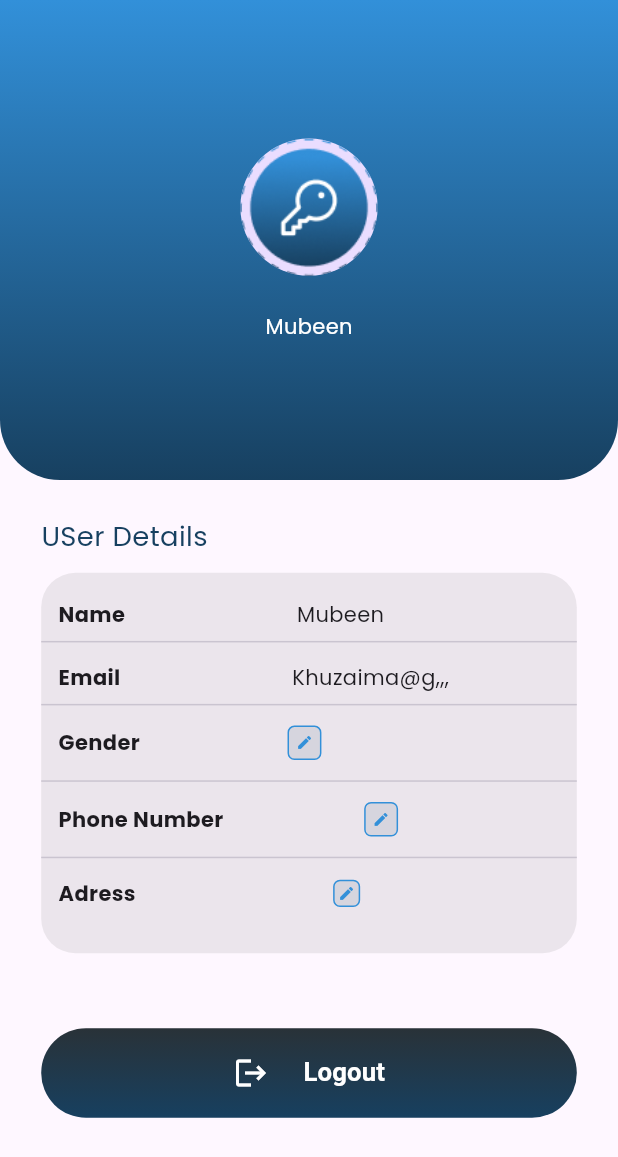
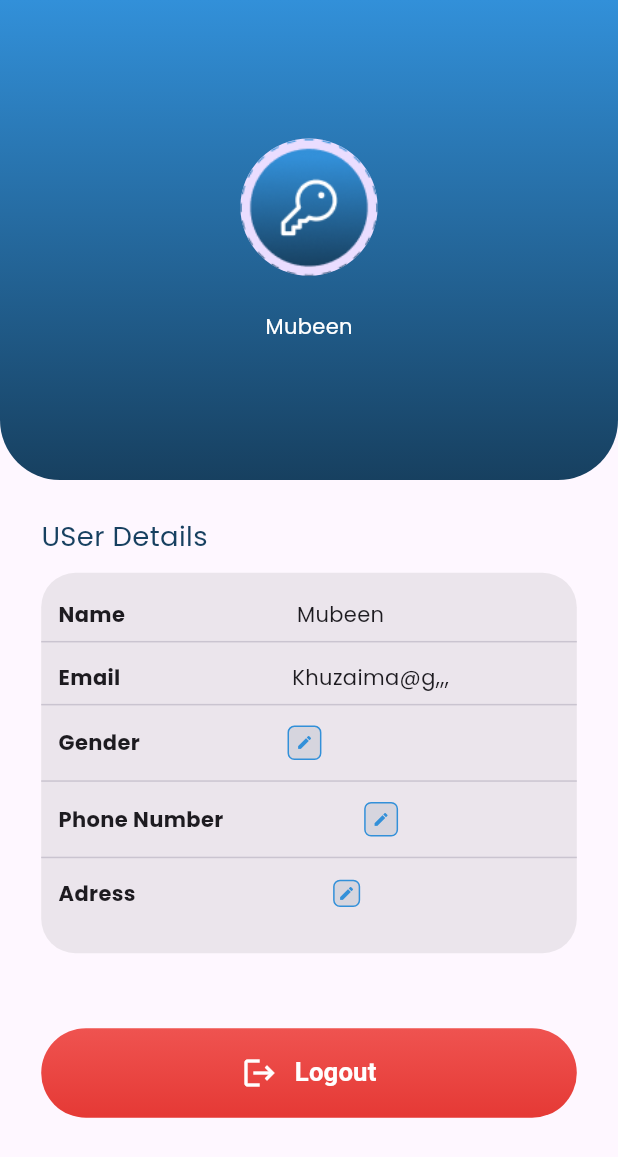
Before and after one commit to mubeenflutterdev/CodeSync, a Flutter app: the ProfileScreen screen opened by its route, on a phone screen of 412 x 824 dp. Shown: the top 1157 px of the screen. Run offline on Flutter 3.47's test engine with Material 3 defaults, Android fonts, the phone set to English and light mode, and no system bars; our stand-ins replace cloud_firestore, firebase_auth, firebase_core, flashy_tab_bar2, flutter_screenutil, flutter_svg and 6 more; accounts and stored records are empty.

```diff
--- /dev/null
+++ b/lib/model/user_model.dart
@@ -0,0 +1,52 @@
+// models/user_model.dart
+import 'package:cloud_firestore/cloud_firestore.dart';
+
+class UserModel {
+  final String uid;
+  final String fullName;
+  final String email;
+  final String? phone;
+  final String? gender;
+  final String? address;
+  final String? profileImage;
+  final DateTime createdAt;
+
+  UserModel({
+    required this.uid,
+    required this.fullName,
+    required this.email,
+    this.phone,
+    this.gender,
+    this.address,
+    this.profileImage,
+    required this.createdAt,
+  });
+
+  // 🔁 Convert Firestore Document to Dart Object
+  factory UserModel.fromFireStore(Map<String, dynamic> map) {
+    return UserModel(
+      uid: map['uid'],
+      fullName: map['fullName'],
+      email: map['email'],
+      phone: map['phone'],
+      gender: map['gender'],
+      address: map['address'],
+      profileImage: map['profileImage'],
+      createdAt: (map['createdAt'] as Timestamp).toDate(),
+    );
+  }
+
+  // 🔁 Convert Dart Object to Firestore Document
+  Map<String, dynamic> toFireStore() {
+    return {
+      'uid': uid,
+      'fullName': fullName,
+      'email': email,
+      'phone': phone,
+      'gender': gender,
+      'address': address,
+      'profileImage': profileImage,
+      'createdAt': createdAt,
+    };
+  }
+}
--- a/lib/presentation/user_view/profile_view/profile_screen.dart
+++ b/lib/presentation/user_view/profile_view/profile_screen.dart
@@ -2,8 +2,10 @@
 
 import 'package:codesync/const/app_colors.dart';
 import 'package:codesync/const/app_images.dart';
+import 'package:codesync/provider/feature_provider/auth_provider.dart';
 import 'package:codesync/provider/feature_provider/profile_provider.dart';
 import 'package:codesync/widgets/buttons/button_component.dart';
+import 'package:firebase_auth/firebase_auth.dart';
 import 'package:flutter/material.dart';
 import 'package:flutter_screenutil/flutter_screenutil.dart';
 import 'package:intl_phone_field/intl_phone_field.dart';
@@ -45,10 +47,16 @@ class _ProfileScreenState extends State<ProfileScreen> {
             SizedBox(height: 50),
             Padding(
               padding: EdgeInsets.symmetric(horizontal: 24.w),
-              child: ButtonComponent(
-                text: 'Logout',
-                onTap: () {},
-                isLogoutButton: true,
+              child: Consumer<AuthentactionProvider>(
+                builder: (context, proivder, child) {
+                  return ButtonComponent(
+                    text: 'Logout',
+                    onTap: () {
+                      proivder.signOut(context);
+                    },
+                    isLogoutButton: true,
+                  );
+                },
               ),
             ),
           ],
--- a/lib/widgets/buttons/button_component.dart
+++ b/lib/widgets/buttons/button_component.dart
@@ -1,14 +1,15 @@
-// ignore_for_file: must_be_immutable
-
 import 'package:codesync/const/app_colors.dart';
+import 'package:codesync/provider/feature_provider/auth_provider.dart';
 import 'package:flutter/material.dart';
 import 'package:flutter_screenutil/flutter_screenutil.dart';
+import 'package:provider/provider.dart';
 
 class ButtonComponent extends StatelessWidget {
-  String text;
-  VoidCallback onTap;
-  bool isLogoutButton;
-  ButtonComponent({
+  final String text;
+  final VoidCallback onTap;
+  final bool isLogoutButton;
+
+  const ButtonComponent({
     super.key,
     required this.text,
     required this.onTap,
@@ -18,8 +19,17 @@ class ButtonComponent extends StatelessWidget {
   @override
   Widget build(BuildContext context) {
     final theme = Theme.of(context);
+    final authProvider = Provider.of<AuthentactionProvider>(context);
+
+    final isLoading =
+        authProvider.isSignInLoading || authProvider.isSignUpLoading;
+
     return GestureDetector(
-      onTap: onTap,
+      onTap: () {
+        if (!isLoading) {
+          onTap(); // ✅ Only allow onTap if not loading
+        }
+      },
       child: Container(
         width: double.infinity,
         height: 50.h,
@@ -27,19 +37,19 @@ class ButtonComponent extends StatelessWidget {
           gradient: LinearGradient(
             begin: Alignment.topCenter,
             end: Alignment.bottomCenter,
-            colors: [Color.fromARGB(255, 41, 50, 56), Color(0xff174060)],
+            colors: isLogoutButton
+                ? [Colors.red.shade400, Colors.red.shade600]
+                : [Color.fromARGB(255, 41, 50, 56), Color(0xff174060)],
           ),
           borderRadius: BorderRadius.circular(50.r),
         ),
         child: Center(
-          child: isLogoutButton == true
-              ? Center(
-                  child: Row(
+          child: isLogoutButton
+              ? Row(
                   mainAxisAlignment: MainAxisAlignment.center,
                   children: [
                     Icon(Icons.logout, color: AppColors.white),
-                      SizedBox(width: 20.w),
-
+                    SizedBox(width: 10.w),
                     Text(
                       text,
                       style: theme.textTheme.titleSmall!.copyWith(
@@ -47,6 +57,14 @@ class ButtonComponent extends StatelessWidget {
                       ),
                     ),
                   ],
+                )
+              : isLoading
+              ? SizedBox(
+                  width: 24.w,
+                  height: 24.w,
+                  child: CircularProgressIndicator(
+                    strokeWidth: 2,
+                    valueColor: AlwaysStoppedAnimation<Color>(Colors.white),
                   ),
                 )
               : Text(
--- a/pubspec.yaml
+++ b/pubspec.yaml
@@ -47,6 +47,9 @@ dependencies:
   flutter_svg: ^2.2.0
   firebase_core: ^3.15.2
   firebase_auth: ^5.7.0
+  cloud_firestore: ^5.6.12
+  flutter_facebook_auth: ^7.1.2
+  google_sign_in: ^7.1.1
 
 dev_dependencies:
   flutter_test:
```
Also changed, not shown: lib/main.dart (+7 -0 lines), lib/presentation/auth_view/login_screen.dart (+10 -5 lines), lib/presentation/auth_view/sign_up_screen.dart (+11 -5 lines), lib/provider/feature_provider/auth_provider.dart (added, +89 -0 lines), pubspec.lock, 6 other files. Lines whose indentation alone changed are shown as unchanged.
